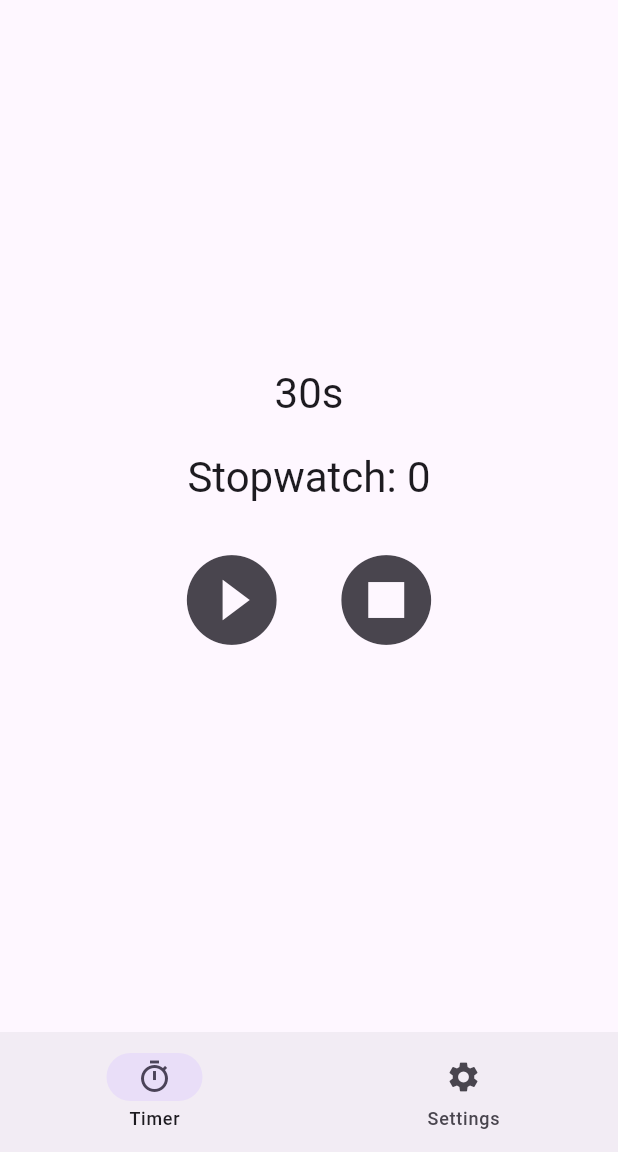
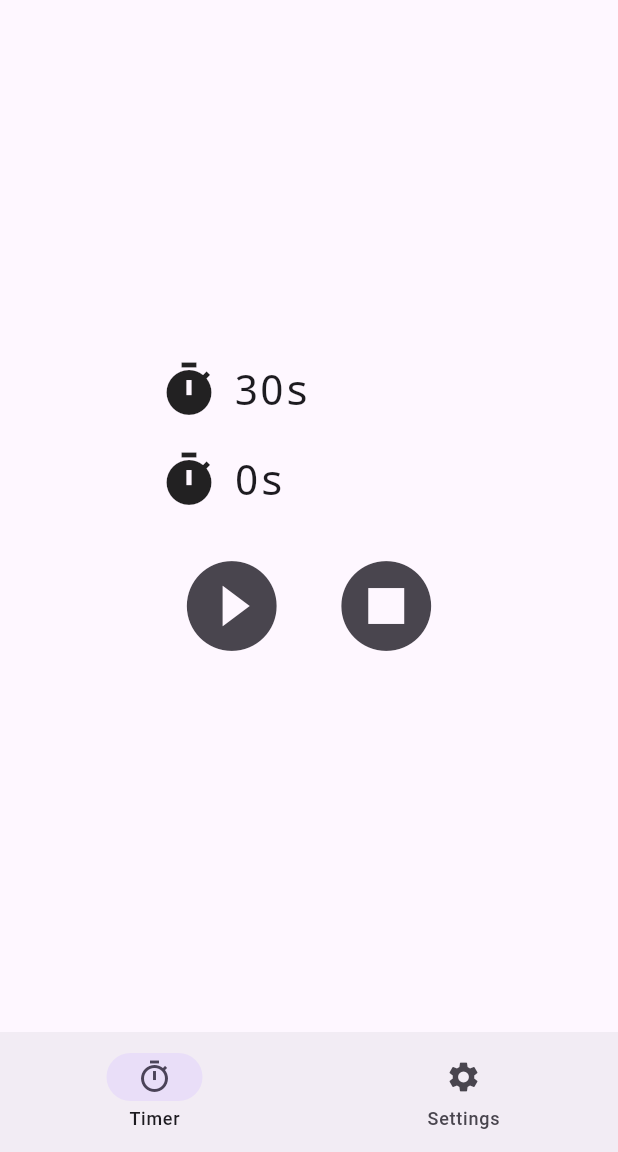
Before and after one commit to LaineOtto/meditation-timer-plus, a Flutter app: the screen it shows after launch, on a phone screen of 412 x 824 dp, the part 84-1236 px from its top. Run offline on Flutter 3.47's test engine with Material 3 defaults, Android fonts, the phone set to English and light mode, and no system bars; our stand-ins replace flutter_riverpod, freezed_annotation, shared_preferences; missing offline and left inert: do_not_disturb, flutter_volume_controller.

Commit message:
make it look nicer

```diff
--- a/meditation_timer_plus/lib/main.dart
+++ b/meditation_timer_plus/lib/main.dart
@@ -124,17 +124,14 @@ class _MyHomePageState extends ConsumerState<MyHomePage> {
     pickNextDuration();
   }
 
-  String _displayTimeRemainingFormatted(
-    List<Duration> queue,
-    Duration timeRemaining,
-  ) {
+  String _displayTimeFormatted(List<Duration> queue, Duration timeRemaining) {
     final parts = <String>[];
 
     final hours = timeRemaining.inHours;
     final minutes = timeRemaining.inMinutes % 60;
     final seconds = timeRemaining.inSeconds % 60;
 
-    if ( hours > 0) {
+    if (hours > 0) {
       parts.add("${hours}h");
     }
 
@@ -212,21 +209,59 @@ class _MyHomePageState extends ConsumerState<MyHomePage> {
     final minutes = timerState.countdownRemaining.inMinutes;
     final seconds = timerState.countdownRemaining.inSeconds % 60;
 
-
     return Column(
       mainAxisAlignment: MainAxisAlignment.center,
       children: [
         // TODO: add total time visible here, format it to look prettier
-        Text(
-          _displayTimeRemainingFormatted(timerState.countdownQueue, timerState.countdownRemaining),
-          style: Theme.of(context).textTheme.headlineMedium,
-          textAlign: TextAlign.center,
+        Row(
+          mainAxisAlignment: MainAxisAlignment.center,
+          children: [
+            Icon(Icons.timer, size: 40),
+            SizedBox(width: 10),
+            SizedBox(
+              width: 150,
+              child: Text(
+                _displayTimeFormatted(
+                      timerState.countdownQueue,
+                      timerState.countdownRemaining,
+                    ).isNotEmpty
+                    ? _displayTimeFormatted(
+                        timerState.countdownQueue,
+                        timerState.countdownRemaining,
+                      )
+                    : "Countdown Finished",
+                style: Theme.of(context).textTheme.headlineMedium?.copyWith(
+                  fontFeatures: [FontFeature.tabularFigures()],
+                  fontFamily: 'monospace',
+                ),
+                textAlign: TextAlign.left,
+              ),
+            ),
+          ],
         ),
         SizedBox(height: 20),
-        Text(
-          "Stopwatch: ${timerState.stopwatchElapsed.inSeconds}",
-          style: Theme.of(context).textTheme.headlineMedium,
-          textAlign: TextAlign.center,
+        Row(
+          mainAxisAlignment: MainAxisAlignment.center,
+          children: [
+            Icon(Icons.timer, size: 40),
+            SizedBox(width: 10),
+            SizedBox(
+              width: 150,
+              child: Text(
+                _displayTimeFormatted(
+                      [],
+                      timerState.stopwatchElapsed,
+                    ).isNotEmpty
+                    ? _displayTimeFormatted([], timerState.stopwatchElapsed)
+                    : "0s",
+                style: Theme.of(context).textTheme.headlineMedium?.copyWith(
+                  fontFeatures: [FontFeature.tabularFigures()],
+                  fontFamily: 'monospace',
+                ),
+                textAlign: TextAlign.left,
+              ),
+            ),
+          ],
         ),
         SizedBox(height: 20),
         Row(
```
